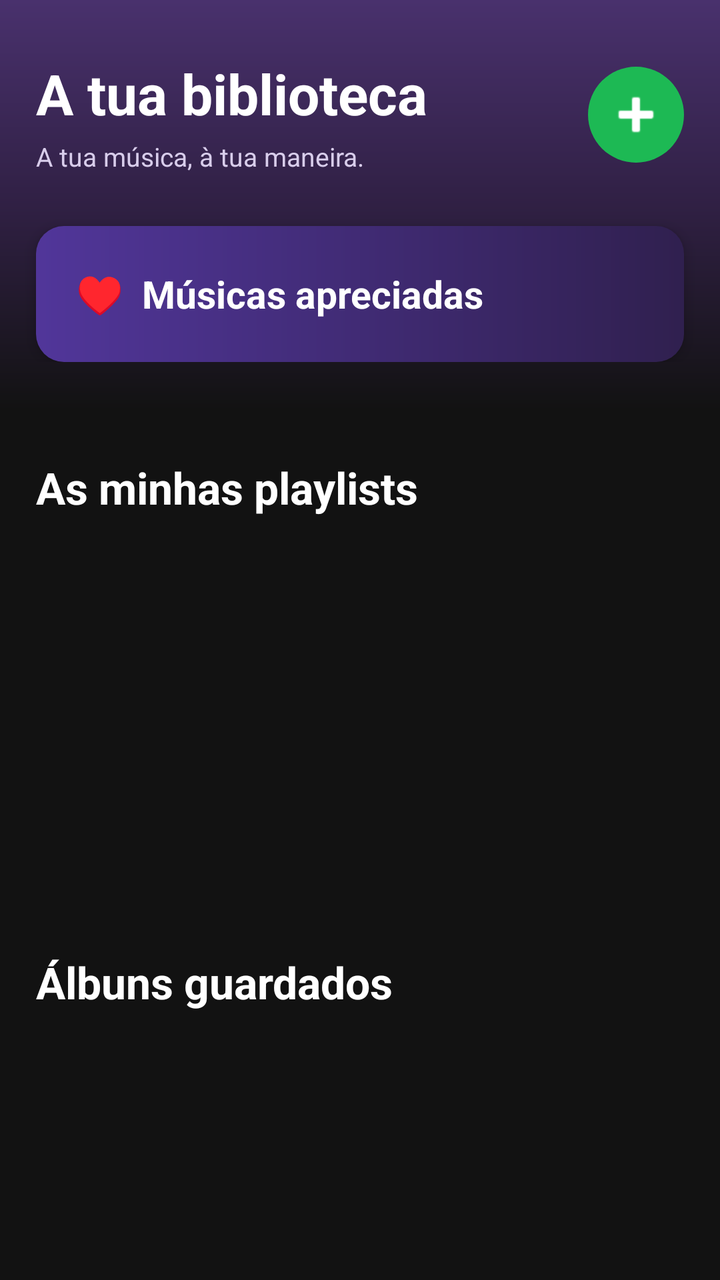
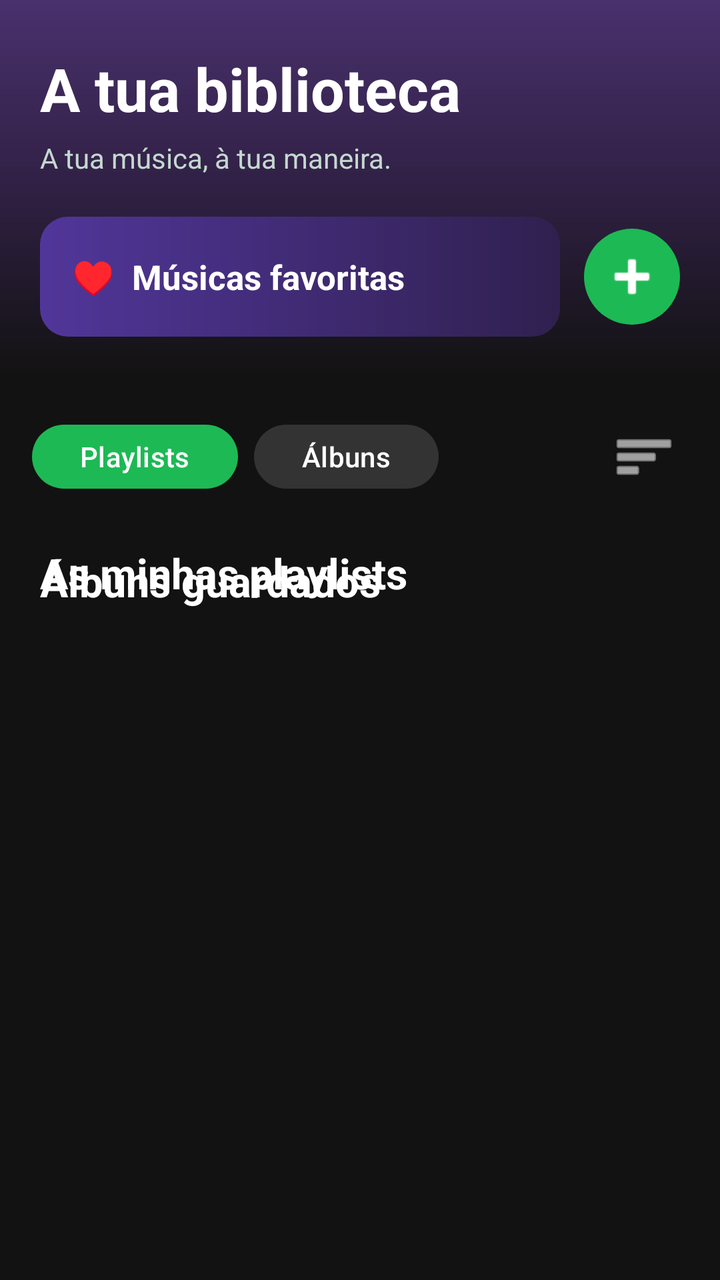

The first picture is an Android layout as it rendered before a commit; the second is the same layout after the commit. The layout source and the unified diff follow.
<!-- AndroidManifest.xml: application theme Theme.SpotifyClone -->
<!-- res/layout/fragment_library.xml -->
<?xml version="1.0" encoding="utf-8"?>
<androidx.constraintlayout.widget.ConstraintLayout
        xmlns:android="http://schemas.android.com/apk/res/android"
        xmlns:app="http://schemas.android.com/apk/res-auto"
        android:layout_width="match_parent"
        android:layout_height="match_parent"
        android:background="#121212">

    
    <LinearLayout
            android:id="@+id/libraryHeader"
            android:layout_width="0dp"
            android:layout_height="wrap_content"
            android:background="@drawable/bg_library_header"
            android:orientation="vertical"
            android:paddingTop="28dp"
            android:paddingBottom="24dp"
            app:layout_constraintTop_toTopOf="parent"
            app:layout_constraintStart_toStartOf="parent"
            app:layout_constraintEnd_toEndOf="parent">

        
        <LinearLayout
                android:layout_width="match_parent"
                android:layout_height="wrap_content"
                android:gravity="center_vertical"
                android:orientation="horizontal"
                android:paddingStart="18dp"
                android:paddingEnd="18dp">

            <LinearLayout
                    android:layout_width="0dp"
                    android:layout_height="wrap_content"
                    android:layout_weight="1"
                    android:orientation="vertical">

                <TextView
                        android:id="@+id/textLibraryTitle"
                        android:layout_width="match_parent"
                        android:layout_height="wrap_content"
                        android:text="A tua biblioteca"
                        android:textColor="#FFFFFF"
                        android:textSize="28sp"
                        android:textStyle="bold" />

                <TextView
                        android:layout_width="match_parent"
                        android:layout_height="wrap_content"
                        android:layout_marginTop="4dp"
                        android:text="A tua música, à tua maneira."
                        android:textColor="#D8CDEB"
                        android:textSize="13sp" />

            </LinearLayout>

            
            <ImageButton
                    android:id="@+id/buttonCreatePlaylist"
                    android:layout_width="48dp"
                    android:layout_height="48dp"
                    android:background="@drawable/bg_create_playlist_button"
                    android:contentDescription="Criar playlist"
                    android:padding="12dp"
                    android:src="@android:drawable/ic_input_add"
                    android:tint="#FFFFFF" />

        </LinearLayout>

        
        <TextView
                android:id="@+id/buttonLikedSongs"
                android:layout_width="match_parent"
                android:layout_height="68dp"
                android:layout_marginStart="18dp"
                android:layout_marginEnd="18dp"
                android:layout_marginTop="26dp"
                android:background="@drawable/bg_liked_songs_card"
                android:clickable="true"
                android:focusable="true"
                android:gravity="center_vertical"
                android:paddingStart="20dp"
                android:paddingEnd="16dp"
                android:text="♥  Músicas apreciadas"
                android:textColor="#FFFFFF"
                android:textSize="19sp"
                android:textStyle="bold"
                android:elevation="4dp" />

    </LinearLayout>

    
    <TextView
            android:id="@+id/textPlaylistsTitle"
            android:layout_width="wrap_content"
            android:layout_height="wrap_content"
            android:layout_marginStart="18dp"
            android:layout_marginTop="24dp"
            android:text="As minhas playlists"
            android:textColor="#FFFFFF"
            android:textSize="22sp"
            android:textStyle="bold"
            app:layout_constraintStart_toStartOf="parent"
            app:layout_constraintTop_toBottomOf="@id/libraryHeader" />

    <androidx.recyclerview.widget.RecyclerView
            android:id="@+id/recyclerViewPlaylists"
            android:layout_width="0dp"
            android:layout_height="180dp"
            android:layout_marginTop="14dp"
            android:layout_marginStart="12dp"
            android:layout_marginEnd="12dp"
            android:clipToPadding="false"
            android:paddingBottom="4dp"
            app:layout_constraintTop_toBottomOf="@id/textPlaylistsTitle"
            app:layout_constraintStart_toStartOf="parent"
            app:layout_constraintEnd_toEndOf="parent" />

    
    <TextView
            android:id="@+id/textAlbumsTitle"
            android:layout_width="wrap_content"
            android:layout_height="wrap_content"
            android:layout_marginStart="18dp"
            android:layout_marginTop="24dp"
            android:text="Álbuns guardados"
            android:textColor="#FFFFFF"
            android:textSize="22sp"
            android:textStyle="bold"
            app:layout_constraintStart_toStartOf="parent"
            app:layout_constraintTop_toBottomOf="@id/recyclerViewPlaylists" />

    <androidx.recyclerview.widget.RecyclerView
            android:id="@+id/recyclerViewLibrary"
            android:layout_width="0dp"
            android:layout_height="0dp"
            android:layout_marginTop="14dp"
            android:layout_marginStart="12dp"
            android:layout_marginEnd="12dp"
            android:clipToPadding="false"
            android:paddingBottom="24dp"
            app:layout_constraintTop_toBottomOf="@id/textAlbumsTitle"
            app:layout_constraintBottom_toBottomOf="parent"
            app:layout_constraintStart_toStartOf="parent"
            app:layout_constraintEnd_toEndOf="parent" />

</androidx.constraintlayout.widget.ConstraintLayout>
<!-- resources referenced by this layout -->
<resources>
  <!-- drawable bg_create_playlist_button (drawable) -->
  <?xml version="1.0" encoding="utf-8"?>
  <shape xmlns:android="http://schemas.android.com/apk/res/android"
         android:shape="rectangle">
  
      <solid android:color="#1DB954" />
  
      <corners android:radius="24dp" />
  
  </shape>
  <!-- drawable bg_library_header (drawable) -->
  <?xml version="1.0" encoding="utf-8"?>
  <shape xmlns:android="http://schemas.android.com/apk/res/android"
         android:shape="rectangle">
  
      <gradient
              android:angle="270"
              android:startColor="#49316D"
              android:centerColor="#302044"
              android:endColor="#121212"
              android:type="linear" />
  
  </shape>
  <!-- drawable bg_liked_songs_card (drawable) -->
  <?xml version="1.0" encoding="utf-8"?>
  <shape xmlns:android="http://schemas.android.com/apk/res/android"
         android:shape="rectangle">
  
      <gradient
              android:angle="0"
              android:startColor="#51369A"
              android:endColor="#30204F"
              android:type="linear" />
  
      <corners android:radius="14dp" />
  
  </shape>
  <style name="Theme.SpotifyClone" parent="Base.Theme.SpotifyClone" />
  <style name="Base.Theme.SpotifyClone" parent="Theme.Material3.DayNight.NoActionBar">
          
          
      </style>
</resources>

<!-- the commit's change to res/layout/fragment_library.xml (unified diff, before → after) -->
@@ -8,83 +8,119 @@
 
     
     <LinearLayout
-            android:id="@+id/libraryHeader"
+            android:id="@+id/layoutLibraryHeader"
             android:layout_width="0dp"
             android:layout_height="wrap_content"
             android:background="@drawable/bg_library_header"
             android:orientation="vertical"
-            android:paddingTop="28dp"
-            android:paddingBottom="24dp"
+            android:paddingStart="20dp"
+            android:paddingEnd="20dp"
+            android:paddingTop="24dp"
+            android:paddingBottom="20dp"
             app:layout_constraintTop_toTopOf="parent"
             app:layout_constraintStart_toStartOf="parent"
             app:layout_constraintEnd_toEndOf="parent">
 
-        
+        <TextView
+                android:id="@+id/textLibraryTitle"
+                android:layout_width="match_parent"
+                android:layout_height="wrap_content"
+                android:text="A tua biblioteca"
+                android:textColor="#FFFFFF"
+                android:textSize="30sp"
+                android:textStyle="bold" />
+
+        <TextView
+                android:layout_width="match_parent"
+                android:layout_height="wrap_content"
+                android:layout_marginTop="5dp"
+                android:text="A tua música, à tua maneira."
+                android:textColor="#C4D8D0"
+                android:textSize="14sp" />
+
         <LinearLayout
                 android:layout_width="match_parent"
                 android:layout_height="wrap_content"
+                android:layout_marginTop="20dp"
                 android:gravity="center_vertical"
-                android:orientation="horizontal"
-                android:paddingStart="18dp"
-                android:paddingEnd="18dp">
+                android:orientation="horizontal">
 
-            <LinearLayout
+            <TextView
+                    android:id="@+id/buttonLikedSongs"
                     android:layout_width="0dp"
-                    android:layout_height="wrap_content"
+                    android:layout_height="60dp"
                     android:layout_weight="1"
-                    android:orientation="vertical">
+                    android:layout_marginEnd="12dp"
+                    android:background="@drawable/bg_liked_songs_card"
+                    android:gravity="center_vertical"
+                    android:paddingStart="16dp"
+                    android:paddingEnd="12dp"
+                    android:text="♥  Músicas favoritas"
+                    android:textColor="#FFFFFF"
+                    android:textSize="17sp"
+                    android:textStyle="bold"
+                    android:clickable="true"
+                    android:focusable="true" />
 
-                <TextView
-                        android:id="@+id/textLibraryTitle"
-                        android:layout_width="match_parent"
-                        android:layout_height="wrap_content"
-                        android:text="A tua biblioteca"
-                        android:textColor="#FFFFFF"
-                        android:textSize="28sp"
-                        android:textStyle="bold" />
-
-                <TextView
-                        android:layout_width="match_parent"
-                        android:layout_height="wrap_content"
-                        android:layout_marginTop="4dp"
-                        android:text="A tua música, à tua maneira."
-                        android:textColor="#D8CDEB"
-                        android:textSize="13sp" />
-
-            </LinearLayout>
-
-            
             <ImageButton
                     android:id="@+id/buttonCreatePlaylist"
                     android:layout_width="48dp"
                     android:layout_height="48dp"
                     android:background="@drawable/bg_create_playlist_button"
+                    android:src="@android:drawable/ic_input_add"
                     android:contentDescription="Criar playlist"
-                    android:padding="12dp"
-                    android:src="@android:drawable/ic_input_add"
-                    android:tint="#FFFFFF" />
+                    app:tint="#FFFFFF" />
 
         </LinearLayout>
 
-        
-        <TextView
-                android:id="@+id/buttonLikedSongs"
-                android:layout_width="match_parent"
-                android:layout_height="68dp"
-                android:layout_marginStart="18dp"
-                android:layout_marginEnd="18dp"
-                android:layout_marginTop="26dp"
-                android:background="@drawable/bg_liked_songs_card"
-                android:clickable="true"
-                android:focusable="true"
-                android:gravity="center_vertical"
-                android:paddingStart="20dp"
-                android:paddingEnd="16dp"
-                android:text="♥  Músicas apreciadas"
+    </LinearLayout>
+
+    
+    <LinearLayout
+            android:id="@+id/layoutLibraryFilters"
+            android:layout_width="0dp"
+            android:layout_height="56dp"
+            android:layout_marginStart="16dp"
+            android:layout_marginEnd="16dp"
+            android:layout_marginTop="12dp"
+            android:orientation="horizontal"
+            android:gravity="center_vertical"
+            app:layout_constraintTop_toBottomOf="@id/layoutLibraryHeader"
+            app:layout_constraintStart_toStartOf="parent"
+            app:layout_constraintEnd_toEndOf="parent">
+
+        <Button
+                android:id="@+id/buttonFilterPlaylists"
+                android:layout_width="wrap_content"
+                android:layout_height="40dp"
+                android:text="Playlists"
+                android:textAllCaps="false"
                 android:textColor="#FFFFFF"
-                android:textSize="19sp"
-                android:textStyle="bold"
-                android:elevation="4dp" />
+                app:backgroundTint="#1DB954" />
+
+        <Button
+                android:id="@+id/buttonFilterAlbums"
+                android:layout_width="wrap_content"
+                android:layout_height="40dp"
+                android:layout_marginStart="8dp"
+                android:text="Álbuns"
+                android:textAllCaps="false"
+                android:textColor="#FFFFFF"
+                app:backgroundTint="#333333" />
+
+        <Space
+                android:layout_width="0dp"
+                android:layout_height="1dp"
+                android:layout_weight="1" />
+
+        <ImageButton
+                android:id="@+id/buttonLibraryViewMode"
+                android:layout_width="44dp"
+                android:layout_height="44dp"
+                android:background="?attr/selectableItemBackgroundBorderless"
+                android:contentDescription="Alternar entre lista e grelha"
+                android:src="@android:drawable/ic_menu_sort_by_size"
+                app:tint="#FFFFFF" />
 
     </LinearLayout>
 
@@ -93,24 +129,26 @@
             android:id="@+id/textPlaylistsTitle"
             android:layout_width="wrap_content"
             android:layout_height="wrap_content"
-            android:layout_marginStart="18dp"
-            android:layout_marginTop="24dp"
+            android:layout_marginStart="20dp"
+            android:layout_marginTop="16dp"
             android:text="As minhas playlists"
             android:textColor="#FFFFFF"
-            android:textSize="22sp"
+            android:textSize="21sp"
             android:textStyle="bold"
-            app:layout_constraintStart_toStartOf="parent"
-            app:layout_constraintTop_toBottomOf="@id/libraryHeader" />
+            app:layout_constraintTop_toBottomOf="@id/layoutLibraryFilters"
+            app:layout_constraintStart_toStartOf="parent" />
 
+    
     <androidx.recyclerview.widget.RecyclerView
             android:id="@+id/recyclerViewPlaylists"
             android:layout_width="0dp"
-            android:layout_height="180dp"
-            android:layout_marginTop="14dp"
+            android:layout_height="0dp"
             android:layout_marginStart="12dp"
             android:layout_marginEnd="12dp"
+            android:layout_marginTop="12dp"
             android:clipToPadding="false"
-            android:paddingBottom="4dp"
+            android:paddingBottom="8dp"
+            app:layout_constraintBottom_toBottomOf="parent"
             app:layout_constraintTop_toBottomOf="@id/textPlaylistsTitle"
             app:layout_constraintStart_toStartOf="parent"
             app:layout_constraintEnd_toEndOf="parent" />
@@ -120,24 +158,25 @@
             android:id="@+id/textAlbumsTitle"
             android:layout_width="wrap_content"
             android:layout_height="wrap_content"
-            android:layout_marginStart="18dp"
-            android:layout_marginTop="24dp"
+            android:layout_marginStart="20dp"
+            android:layout_marginTop="20dp"
             android:text="Álbuns guardados"
             android:textColor="#FFFFFF"
-            android:textSize="22sp"
+            android:textSize="21sp"
             android:textStyle="bold"
-            app:layout_constraintStart_toStartOf="parent"
-            app:layout_constraintTop_toBottomOf="@id/recyclerViewPlaylists" />
+            app:layout_constraintTop_toBottomOf="@id/layoutLibraryFilters"
+            app:layout_constraintStart_toStartOf="parent" />
 
+    
     <androidx.recyclerview.widget.RecyclerView
             android:id="@+id/recyclerViewLibrary"
             android:layout_width="0dp"
             android:layout_height="0dp"
-            android:layout_marginTop="14dp"
             android:layout_marginStart="12dp"
             android:layout_marginEnd="12dp"
+            android:layout_marginTop="12dp"
             android:clipToPadding="false"
-            android:paddingBottom="24dp"
+            android:paddingBottom="16dp"
             app:layout_constraintTop_toBottomOf="@id/textAlbumsTitle"
             app:layout_constraintBottom_toBottomOf="parent"
             app:layout_constraintStart_toStartOf="parent"
